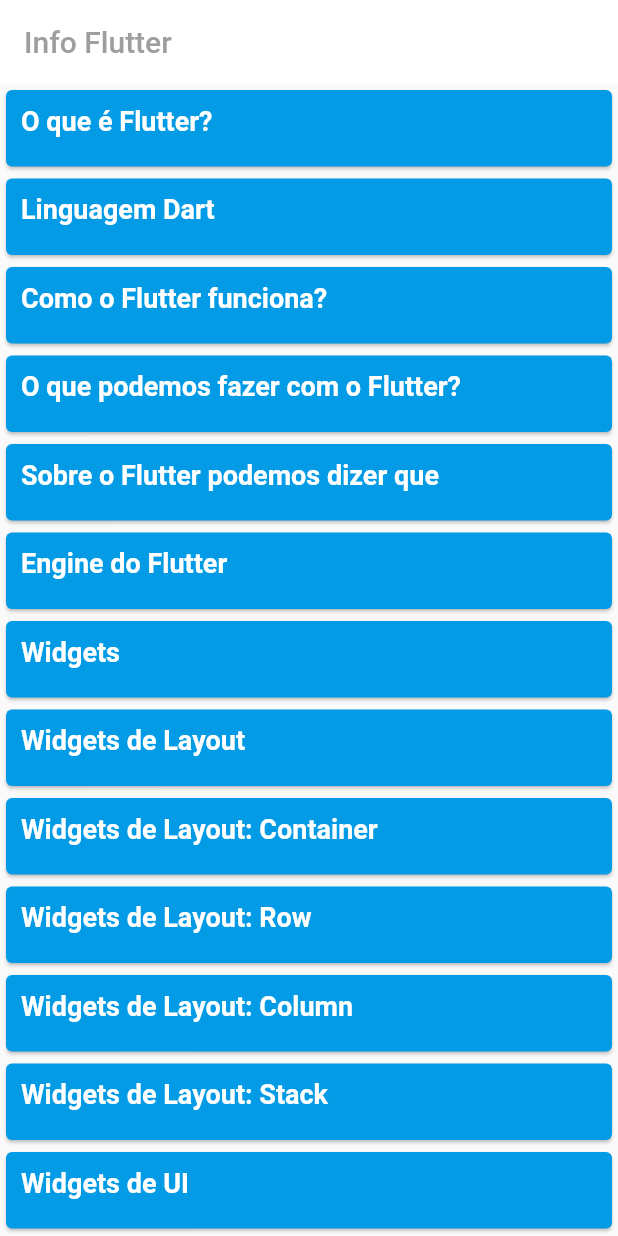
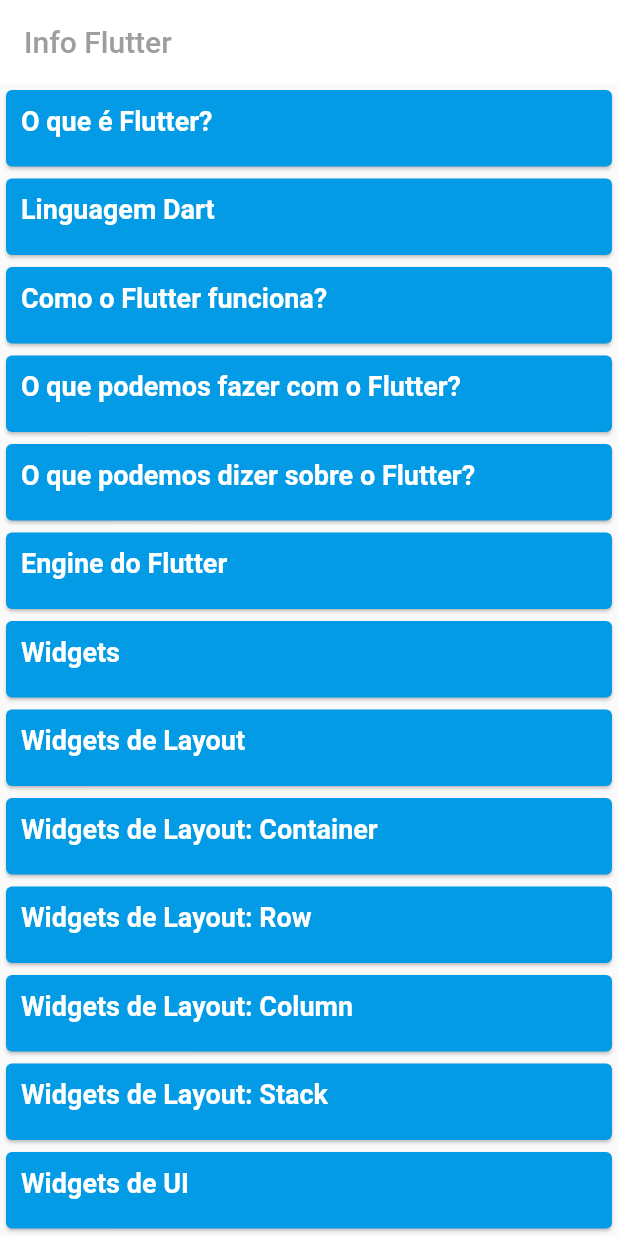
Before and after one commit to Biwceni/Projeto_Flutter, a Flutter app: the screen it shows after launch, on a phone screen of 412 x 824 dp. Run offline on Flutter 3.47's test engine with Material 2 defaults, Android fonts, the phone set to English and light mode, and no system bars.

Commit message:
Novas Atualizações

```diff
--- a/lib/main.dart
+++ b/lib/main.dart
@@ -25,7 +25,7 @@
     "Linguagem Dart",
     "Como o Flutter funciona?",
     "O que podemos fazer com o Flutter?",
-    "Sobre o Flutter podemos dizer que",
+    "O que podemos dizer sobre o Flutter?",
     "Engine do Flutter",
     "Widgets",
     "Widgets de Layout",
@@ -42,9 +42,9 @@
   var informacoes = [
     "O Flutter é um framework construído pela Google para facilitar o desenvolvimento mobile multiplataforma (Android/iOS) que tem o Dart como principal linguagem de desenvolvimento. Ele utiliza uma abordagem até então única para lidar com os componentes nativos de cada plataforma, em que cada um deles é implementado pelo próprio framework e apresentado ao usuário por um motor de renderização próprio.",
     "Dart é a linguagem do Flutter e o ponto de partida para os seus estudos. É possível aprender Flutter e ao longo do caminho ir adquirindo familiaridade com o Dart, principalmente se você conhece JavaScript, dada a proximidade da sintaxe dessas duas linguagens. Contudo, ao começar do início com o Dart você estará muito melhor preparado para entender o Flutter e tirar proveito dos seus recursos.",
-    "O Flutter utiliza uma abordagem até então única para lidar com os componentes nativos de cada plataforma: ao invés de ‘traduzir’ o código para o elemento correspondente (por exemplo, a criação de um botão na tela), o framework implementa os componentes através de um motor de renderização próprio, eliminando assim a necessidade de conversão dos comandos para Android e iOS. Dessa forma, consegue executar o mesmo aplicativo tanto em aplicativos Android quanto em aplicativos iOS.",
+    "O Flutter utiliza uma abordagem até então única para lidar com os componentes nativos de cada plataforma: ao invés de ‘traduzir’ o código para o elemento correspondente (por exemplo, a criação de um botão na tela), o framework implementa os componentes através de um motor de renderização próprio, eliminando assim a necessidade de conversão dos comandos para Android e iOS.",
     "Com ele podemos utilizar blocos de código prontos que representam Widgets (componentes da tela) como botões, cards, menus e muitos outros para agilizar o desenvolvimento. Porém, também é possível criar e/ou personalizar Widgets livremente.",
-    "É multiplataforma; Cria aplicações com ótima performance; É um dos principais frameworks para; Desenvolvimento mobile.",
+    "É multiplataforma; Cria aplicações com ótima performance; É um dos principais frameworks para desenvolvimento mobile.",
     "Basicamente, o Flutter é divido em 3 camadas em sua Engine. A primeira é responsável por todo o Framework Flutter escrito em Dart onde você estará trabalhando. A Segunda, é algo que dificilmente você terá que se preocupar, pois se trata do core do Flutter, onde o cérebro dele está, pois lá estará tratamentos específicos de cada sistema e a engine gráfica (OpenGL ES), que é o diferencial do Flutter com React Native, por exemplo.",
     "No Flutter tudo é considerado um Widget, desde um tema para sua aplicação até mesmo um componente mais complexo como um TextField. Existem dois Widget básicos quando se está criando um layout: StatelessWidget e StatefulWidget. A diferença entre eles é que o Stateless como o próprio nome já diz, não tem estado. Já o Stateful, ele mantém o estado da view e sempre que alguma variável do estado mudar, o Flutter irá enviar um evento para seus filhos serem atualizados.",
     "Para desenhar layouts, existem alguns Widgets que normalmente são os pilares, sendo eles o Container, Row, Column e Stack.",
@@ -53,8 +53,8 @@
     "O Column não é muito diferente do Row, sendo a única diferença entre eles é que seus filhos serão posicionado verticalmente.",
     "O Stack é bem simples, ele te da a flexibilidade de empilhar um filho em cima do outro.",
     "Da mesma forma que em Android e iOS existem componentes básicos para se escrever uma aplicação, no Flutter não seria diferente. Uma coisa bacana do Flutter é que existem dois tipos de componentes visuais, o Material que é baseado no Material Design e o Cuppertino que é baseado em componentes do iOS. Outra coisa quando se está utilizando os Widgets do Material, é que todas as coisas nativas de cada sistema é mantida, como efeitos de scroll, fonte e animação de navegação.",
-    "Para se desenvolver aplicativos em Flutter, existem duas IDEs bem conhecidas que basta a instalação de um plugin e tudo estará pronto. Ambas IDEs possuem o suporte necessário para você começar seu app, inclusive com suporte para Debug e Hot Reloading, que faz com que tudo que você alterar, será imediatamente refletido no seu app. Não vou entrar no mérito de dizer qual é melhor ou não pois isso é o gosto de cada um.",
-    "Quando se está desenvolvendo aplicações é muito comum ter a necessidade de quebrar suas regras de negócios em várias camadas, até mesmo para respeitar princípios como SOLID e ter a flexibilidade de testar suas regras. Atualmente a comunidade do Flutter tem se preocupado bastante sobre arquiteturas de desenvolvimento e com isso desenvolveram um site chamado fluttersamples.com, que possui vários exemplos de arquiteturas conhecidas.",
+    "Para se desenvolver aplicativos em Flutter, existem duas IDEs bem conhecidas que basta a instalação de um plugin e tudo estará pronto. Ambas IDEs possuem o suporte necessário para você começar seu app, inclusive com suporte para Debug e Hot Reloading, que faz com que tudo que você alterar, será imediatamente refletido no seu app.",
+    "Quando se está desenvolvendo aplicações é muito comum ter a necessidade de quebrar suas regras de negócios em várias camadas, até mesmo para respeitar princípios como SOLID e ter a flexibilidade de testar suas regras. Atualmente a comunidade do Flutter tem se preocupado bastante sobre arquiteturas de desenvolvimento e com isso desenvolveram um site chamado fluttersamples.com.",
     "Exemplo do que seria um hello world em Flutter."
   ];
 
```
Also changed, not shown: assets/images/img15-.jpg (added), assets/images/img15.jpg.
